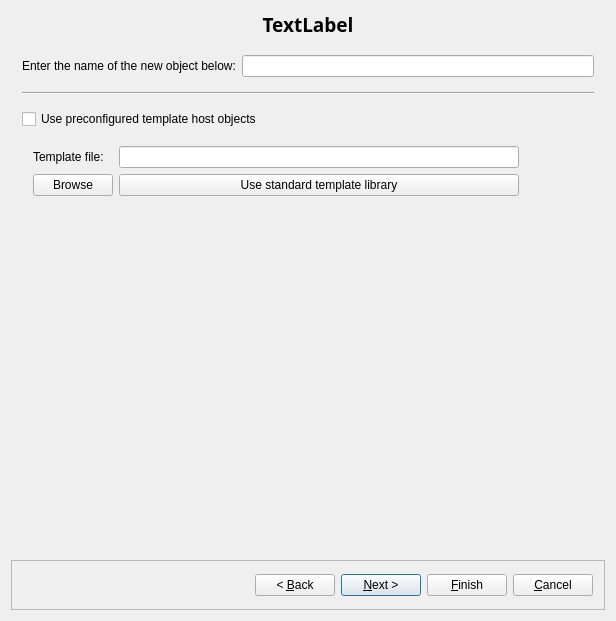
Old version of the form src/gui/newhostdialog_q.ui in the repository fwbuilder/fwbuilder.
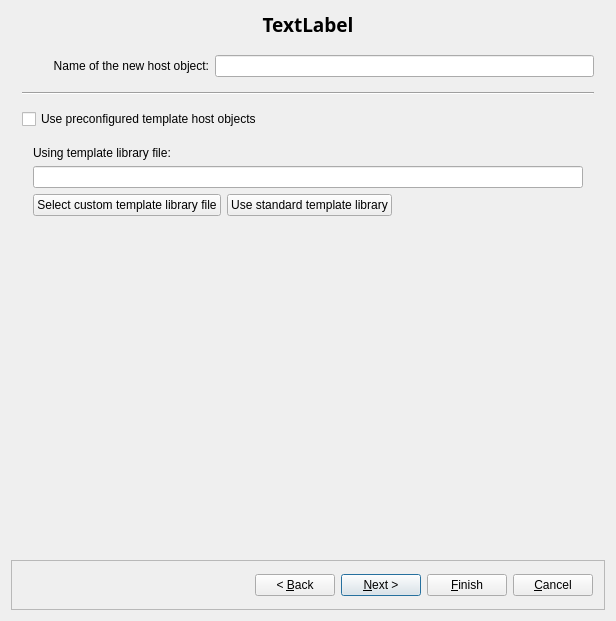
New version of the form. The open tabs and pages were chosen to show the change. Icons and pictures are not drawn. Custom widgets are drawn as their Qt base class.

Commit message: fixed #1767 improved UI in the new firewall and new host dialogs       where user chooses file for the custom template library or uses       standard template library.

What changed in the file:
```diff
--- a/src/gui/newhostdialog_q.ui
+++ b/src/gui/newhostdialog_q.ui
@@ -60,27 +60,27 @@
       </size>
      </property>
      <property name="currentIndex">
-      <number>2</number>
+      <number>0</number>
      </property>
      <widget class="QWidget" name="page0">
       <layout class="QGridLayout" name="gridLayout_4">
        <item row="0" column="0">
         <widget class="QLabel" name="label631">
          <property name="text">
-          <string>Enter the name of the new object below:</string>
+          <string>Name of the new host object:</string>
          </property>
          <property name="alignment">
-          <set>Qt::AlignCenter</set>
+          <set>Qt::AlignRight|Qt::AlignTrailing|Qt::AlignVCenter</set>
          </property>
          <property name="wordWrap">
           <bool>false</bool>
          </property>
         </widget>
        </item>
-       <item row="0" column="1">
+       <item row="0" column="1" colspan="2">
         <widget class="QLineEdit" name="obj_name"/>
        </item>
-       <item row="1" column="0" colspan="2">
+       <item row="1" column="0" colspan="3">
         <widget class="Line" name="line1">
          <property name="sizePolicy">
           <sizepolicy hsizetype="Minimum" vsizetype="Fixed">
@@ -112,8 +112,8 @@
          </property>
         </widget>
        </item>
-       <item row="3" column="0" colspan="2">
-        <widget class="QFrame" name="templaterFrame">
+       <item row="3" column="0" colspan="3">
+        <widget class="QFrame" name="templateFrame">
          <property name="frameShape">
           <enum>QFrame::NoFrame</enum>
          </property>
@@ -122,14 +122,14 @@
          </property>
          <layout class="QGridLayout" name="gridLayout">
           <item row="0" column="0">
-           <widget class="QLabel" name="label_2">
+           <widget class="QLabel" name="templateFilePathLabel">
             <property name="text">
-             <string>Template file:</string>
+             <string>Using template library file:</string>
             </property>
            </widget>
           </item>
-          <item row="0" column="1">
-           <widget class="QLineEdit" name="templaterFilePath">
+          <item row="1" column="0">
+           <widget class="QLineEdit" name="templateFilePath">
             <property name="minimumSize">
              <size>
               <width>400</width>
@@ -138,37 +138,41 @@
             </property>
            </widget>
           </item>
-          <item row="0" column="2">
+          <item row="2" column="0">
+           <layout class="QHBoxLayout" name="horizontalLayout">
+            <item>
+             <widget class="QPushButton" name="templateUseCustom">
+              <property name="text">
+               <string>Select custom template library file</string>
+              </property>
+             </widget>
+            </item>
+            <item>
+             <widget class="QPushButton" name="templateUseStandard">
+              <property name="text">
+               <string>Use standard template library</string>
+              </property>
+             </widget>
+            </item>
+            <item>
            <spacer name="horizontalSpacer">
             <property name="orientation">
              <enum>Qt::Horizontal</enum>
             </property>
             <property name="sizeHint" stdset="0">
              <size>
-              <width>181</width>
+                <width>20</width>
               <height>20</height>
              </size>
             </property>
            </spacer>
           </item>
-          <item row="1" column="0">
-           <widget class="QPushButton" name="templaterBrowseButton">
-            <property name="text">
-             <string>Browse</string>
-            </property>
-           </widget>
+           </layout>
           </item>
-          <item row="1" column="1">
-           <widget class="QPushButton" name="templateUseStandart">
-            <property name="text">
-             <string>Use standard template library</string>
-            </property>
-           </widget>
-          </item>
          </layout>
         </widget>
        </item>
-       <item row="4" column="0">
+       <item row="4" column="2">
         <spacer name="verticalSpacer">
          <property name="orientation">
           <enum>Qt::Vertical</enum>
```
Lines whose indentation alone changed are shown as unchanged. The commit also changes 9 other files.
